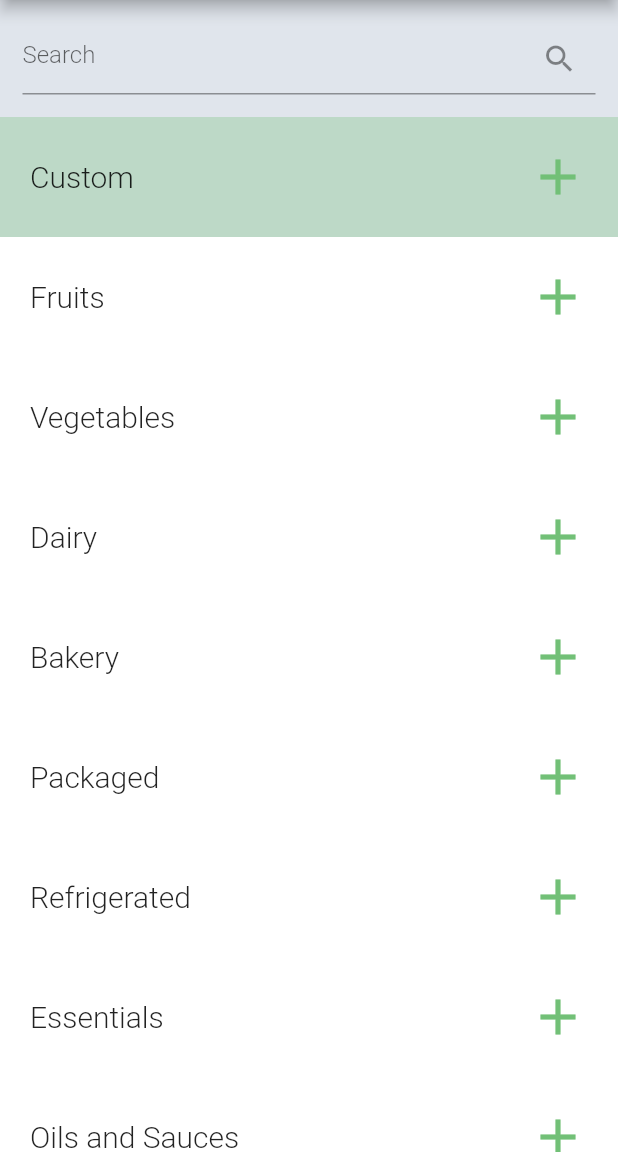
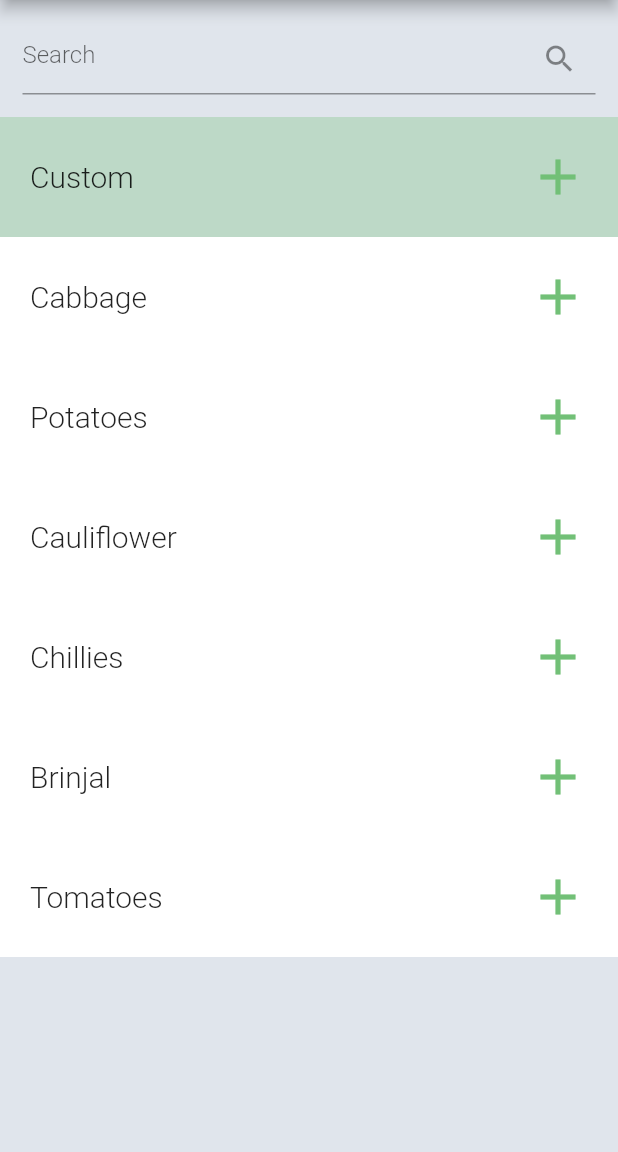
Before and after one commit to ojasvinaik13/GroPlan, a Flutter app: the AddPage screen opened directly, after a tap on "Vegetables", on a phone screen of 412 x 824 dp, the part 84-1236 px from its top. Run offline on Flutter 3.47's test engine with Material 2 defaults, Android fonts, the phone set to English and light mode, and no system bars; our stand-ins replace rflutter_alert.

Commit message:
Added Popups for Items in ItemsAddPage

```diff
--- a/groplan/lib/pages/add.dart
+++ b/groplan/lib/pages/add.dart
@@ -113,6 +113,13 @@ class _AddPageState extends State<AddPage> {
                               (listData.toString().toLowerCase()).split(" ");
                           String imgname = name[0];
                           return new CategoryCard(
+                            onClick: () {
+                              Navigator.push(context, MaterialPageRoute(
+                                builder: (BuildContext context) {
+                                  return ItemsAddPage(imgname);
+                                },
+                              ));
+                            },
                             imgname: "images/$imgname.jpg",
                             titleText: new Text(
                               listData.toString(),
@@ -140,7 +147,7 @@ class _AddPageState extends State<AddPage> {
                             onClick: () {
                               Navigator.push(context, MaterialPageRoute(
                                 builder: (BuildContext context) {
-                                  return ItemsAddPage(listData.toString());
+                                  return ItemsAddPage(imgname);
                                 },
                               ));
                             },
--- a/groplan/lib/pages/itemsAdd.dart
+++ b/groplan/lib/pages/itemsAdd.dart
@@ -1,4 +1,5 @@
 import 'package:flutter/material.dart';
+import 'package:rflutter_alert/rflutter_alert.dart';
 
 class ItemsAddPage extends StatefulWidget {
   String name;
@@ -6,19 +7,77 @@ class ItemsAddPage extends StatefulWidget {
     this.name = name;
   }
   @override
-  _ItemsAddPageState createState() => _ItemsAddPageState();
+  _ItemsAddPageState createState() => _ItemsAddPageState(name);
 }
 
 class _ItemsAddPageState extends State<ItemsAddPage> {
   final globalKey = new GlobalKey<ScaffoldState>();
   final TextEditingController _searchController = new TextEditingController();
   List<dynamic> _list;
+  String name;
   bool _isSearching;
   // ignore: unused_field
   String _searchText = "";
   List searchresult = new List();
-
-  _ItemsAddPageState() {
+  var groceryMap = {
+    "fruits": [
+      "Oranges",
+      "Apples",
+      "Strawberry",
+      "Banana",
+      "Blueberry",
+      "Pineapple",
+      "Mosambi",
+      "Watermelon",
+      "Chickoo",
+      "Cherry"
+    ],
+    "vegetables": [
+      "Cabbage",
+      "Potatoes",
+      "Cauliflower",
+      "Chillies",
+      "Brinjal",
+      "Tomatoes"
+    ],
+    "dairy": ["Milk", "Cheese", "Butter", "Yogurt", "Ghee"],
+    "bakery": ["Bread", "Burger Buns", "Pizza Base", "Cake"],
+    "packaged": ["Biscuits", "Wafers", "Noodles"],
+    "refrigerated": ["Water", "Juice", "Ice Cream"],
+    "essentials": [
+      "Rice",
+      "Dal",
+      "Wheat Flour",
+      "Refined Flour",
+      "Salt",
+      "Sugar"
+    ],
+    "oils": [
+      "Sunflower Oil",
+      "Groundnut Oil",
+      "Olive Oil",
+      "Red Chilli Sauce",
+      "Green Chilli Sauce",
+      "Soy sauce"
+    ],
+    "household": [
+      "Detergent",
+      "Mop",
+      "Handwash",
+      "Dish Washer",
+      "Soap",
+      "Scrub Sponge"
+    ],
+    "spices": [
+      "Red Chilli Powder",
+      "Haldi Powder",
+      "Garam masala",
+      "Dhaniya Powder",
+      "Jeera Powder"
+    ]
+  };
+  _ItemsAddPageState(name) {
+    this.name = name;
     _searchController.addListener(() {
       if (_searchController.text.isEmpty) {
         setState(() {
@@ -46,6 +105,51 @@ class _ItemsAddPageState extends State<ItemsAddPage> {
     }
   }
 
+  void alertMethod(String nameOfItem, bool customFlag) {
+    Alert(
+        closeFunction: () => Navigator.pop(context),
+        context: context,
+        title: nameOfItem,
+        content: Column(
+          children: <Widget>[
+            Divider(),
+            if (customFlag == true)
+              TextField(
+                decoration: InputDecoration(
+                  icon: Icon(Icons.turned_in),
+                  labelText: 'Name',
+                ),
+              ),
+            TextField(
+              decoration: InputDecoration(
+                icon: Icon(Icons.shopping_basket),
+                labelText: 'Quantity',
+              ),
+            ),
+            TextField(
+              obscureText: true,
+              decoration: InputDecoration(
+                icon: Icon(Icons.schedule),
+                labelText: 'Lasts For',
+              ),
+            ),
+          ],
+        ),
+        buttons: [
+          DialogButton(
+            color: Color(0xffFDD76E),
+            onPressed: () => Navigator.pop(context),
+            child: Text(
+              "Add",
+              style: TextStyle(
+                  color: Colors.white,
+                  fontSize: 20,
+                  fontWeight: FontWeight.bold),
+            ),
+          )
+        ]).show();
+  }
+
   void initState() {
     super.initState();
     _isSearching = false;
@@ -53,17 +157,11 @@ class _ItemsAddPageState extends State<ItemsAddPage> {
   }
 
   void values() {
+    var myList = groceryMap[name];
     _list = List();
-    _list.add("Fruits");
-    _list.add("Vegetables");
-    _list.add("Dairy");
-    _list.add("Bakery");
-    _list.add("Packaged");
-    _list.add("Refrigerated");
-    _list.add("Essentials");
-    _list.add("Oils and Sauces");
-    _list.add("Household Items");
-    _list.add("Spices");
+    for (var i = 0; i < (myList.length); i++) {
+      _list.add(myList[i]);
+    }
   }
 
   @override
@@ -87,7 +185,11 @@ class _ItemsAddPageState extends State<ItemsAddPage> {
                 onChanged: search,
               ),
             ),
-            Container(
+            GestureDetector(
+              onTap: () {
+                alertMethod("Custom", true);
+              },
+              child: Container(
                   height: 80,
                   padding: EdgeInsets.all(20),
                   color: Color(0x5072C077),
@@ -101,6 +203,7 @@ class _ItemsAddPageState extends State<ItemsAddPage> {
                       Icon(Icons.add, color: Color(0xFF72C077), size: 40)
                     ],
                   )),
+            ),
             Flexible(
                 child: searchresult.length != 0 ||
                         _searchController.text.isNotEmpty
@@ -109,7 +212,11 @@ class _ItemsAddPageState extends State<ItemsAddPage> {
                         itemCount: searchresult.length,
                         itemBuilder: (BuildContext context, int index) {
                           String listData = searchresult[index];
-                          return new Container(
+                          return new GestureDetector(
+                            onTap: () {
+                              alertMethod(listData.toString(), false);
+                            },
+                            child: Container(
                                 height: 80,
                                 padding: EdgeInsets.all(20),
                                 color: Color(0xffffffff),
@@ -123,7 +230,8 @@ class _ItemsAddPageState extends State<ItemsAddPage> {
                                     Icon(Icons.add,
                                         color: Color(0xFF72C077), size: 40)
                                   ],
-                              ));
+                                )),
+                          );
                         },
                       )
                     : new ListView.builder(
@@ -131,7 +239,11 @@ class _ItemsAddPageState extends State<ItemsAddPage> {
                         itemCount: _list.length,
                         itemBuilder: (BuildContext context, int index) {
                           String listData = _list[index];
-                          return new Container(
+                          return new GestureDetector(
+                              onTap: () {
+                                alertMethod(listData.toString(), false);
+                              },
+                              child: Container(
                                   height: 80,
                                   padding: EdgeInsets.all(20),
                                   color: Color(0xffffffff),
@@ -148,7 +260,7 @@ class _ItemsAddPageState extends State<ItemsAddPage> {
                                         size: 40,
                                       )
                                     ],
-                              ));
+                                  )));
                         },
                       )),
           ],
--- a/groplan/pubspec.yaml
+++ b/groplan/pubspec.yaml
@@ -23,6 +23,7 @@ environment:
 dependencies:
   flutter:
     sdk: flutter
+    rflutter_alert:
 
 
   # The following adds the Cupertino Icons font to your application.
```
Also changed, not shown: groplan/pubspec.lock. Lines whose indentation alone changed are shown as unchanged.
